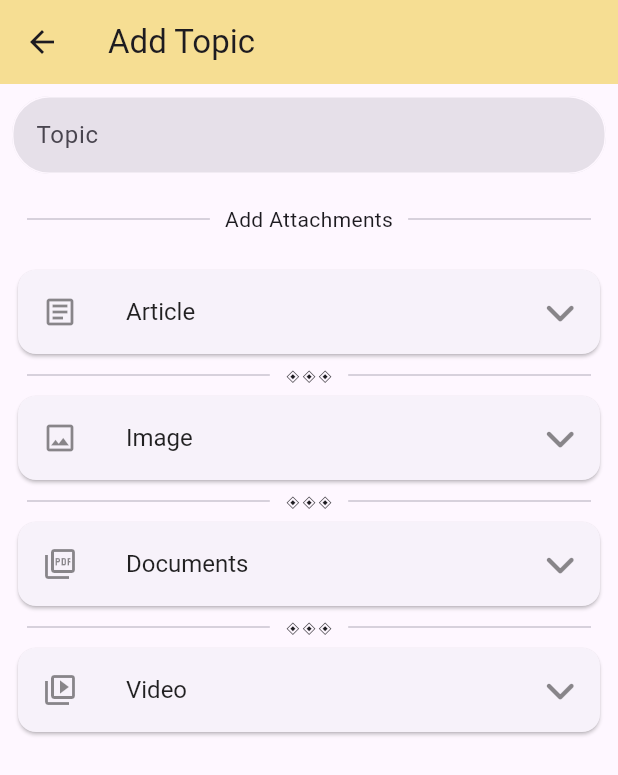
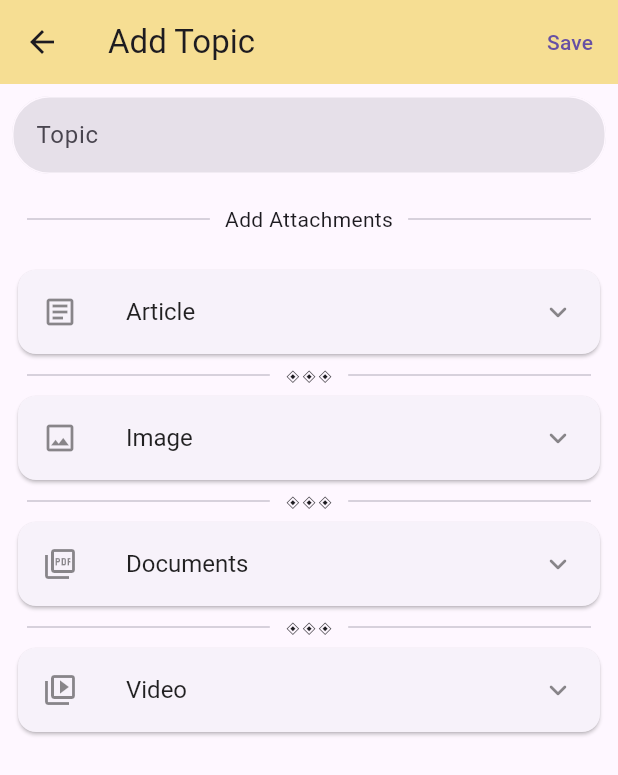
Before and after one commit to sudoadarsh/re_vision, a Flutter app: the screen it shows after launch, on a phone screen of 412 x 824 dp. Shown: the top 775 px of the screen. Run offline on Flutter 3.47's test engine with Material 2 defaults, Android fonts, the phone set to English and light mode, and no system bars; our stand-ins replace bloc, cached_network_image, file_picker, flutter_bloc, open_filex, shared_preferences and 2 more; missing offline and left inert: favicon; accounts and stored records are empty.

Commit message:
-- save functionalities added.

```diff
--- a/lib/constants/icon_constants.dart
+++ b/lib/constants/icon_constants.dart
@@ -1,5 +1,4 @@
 import 'package:flutter/material.dart';
-import 'package:font_awesome_flutter/font_awesome_flutter.dart';
 import 'package:re_vision/constants/color_constants.dart';
 import 'package:re_vision/constants/string_constants.dart';
 
@@ -45,6 +44,6 @@ class IconConstants {
     scale: 15,
   );
   static const Icon save = Icon(Icons.save_outlined, color: ColorConstants.primary);
-  static const FaIcon expand = FaIcon(FontAwesomeIcons.angleDown);
-  static const FaIcon collapse = FaIcon(FontAwesomeIcons.angleUp);
+  static const Icon expand = Icon(Icons.keyboard_arrow_down_rounded);
+  static const Icon collapse = Icon(Icons.keyboard_arrow_up_rounded);
 }
--- a/lib/constants/string_constants.dart
+++ b/lib/constants/string_constants.dart
@@ -58,4 +58,8 @@ class StringConstants {
   static const String tapToOpenWeb = 'Tap to open web-view';
   static const String tapToOpenFile = 'Tap to open the file';
 
+  static const String areYouSure = 'Are you sure want to leave?';
+  static const String consequences = 'You have unsaved content, and will be lost unless you save it';
+  static const String discard = 'Discard';
+
 }
--- a/lib/modules/topic_page/topic_page.dart
+++ b/lib/modules/topic_page/topic_page.dart
@@ -17,6 +17,7 @@ import 'package:re_vision/constants/string_constants.dart';
 import 'package:re_vision/extensions/double_extensions.dart';
 import 'package:re_vision/extensions/widget_extensions.dart';
 import 'package:re_vision/models/attachment_data_dm.dart';
+import 'package:re_vision/state_management/save/save_cubit.dart';
 import 'package:url_launcher/url_launcher.dart';
 
 import '../../base_widgets/base_underline_field.dart';
@@ -27,9 +28,11 @@ import '../../state_management/attachment/attachment_cubit.dart';
 
 // 1. The app bar.
 class _AppBar extends StatefulWidget with PreferredSizeWidget {
-  const _AppBar({Key? key, required this.title}) : super(key: key);
+  const _AppBar({Key? key, required this.title, required this.saveCubit})
+      : super(key: key);
 
   final String title;
+  final SaveCubit saveCubit;
 
   @override
   State<_AppBar> createState() => _AppBarState();
@@ -44,6 +47,20 @@ class _AppBarState extends State<_AppBar> {
     return AppBar(
       backgroundColor: ColorConstants.button,
       title: BaseText(widget.title),
+      actions: [
+        TextButton(
+          onPressed: () {
+            widget.saveCubit.toggleSave();
+          },
+          child: BlocBuilder<SaveCubit, SaveState>(
+            bloc: widget.saveCubit,
+            builder: (context, state) {
+              return BaseText(StringConstants.save,
+                  color: state.isSaved ? ColorConstants.primary : null);
+            },
+          ),
+        ),
+      ],
     );
   }
 }
@@ -180,6 +197,9 @@ class TopicPage extends StatefulWidget {
 }
 
 class _TopicPageState extends State<TopicPage> {
+  // The save cubit.
+  late final SaveCubit _saveCubit;
+
   // 1. Controller for the topic field.
   late final TextEditingController _topicController;
 
@@ -189,6 +209,8 @@ class _TopicPageState extends State<TopicPage> {
   @override
   void initState() {
     _topicController = TextEditingController();
+
+    _saveCubit = SaveCubit();
 
     _list = [
       AttachmentDm(
@@ -215,6 +237,7 @@ class _TopicPageState extends State<TopicPage> {
   @override
   void dispose() {
     _topicController.dispose();
+    _saveCubit.close();
     super.dispose();
   }
 
@@ -269,8 +292,10 @@ class _TopicPageState extends State<TopicPage> {
 
   @override
   Widget build(BuildContext context) {
-    return Scaffold(
-      appBar: const _AppBar(title: "Add Topic"),
+    return WillPopScope(
+      onWillPop: _onWillPop,
+      child: Scaffold(
+        appBar: _AppBar(title: "Add Topic", saveCubit: _saveCubit),
         body: Column(
           children: [
             _TopicField(topicController: _topicController),
@@ -294,6 +319,7 @@ class _TopicPageState extends State<TopicPage> {
             ),
           ],
         ).paddingDefault(),
+      ),
     );
   }
 
@@ -337,6 +363,36 @@ class _TopicPageState extends State<TopicPage> {
     } else {
       // todo: User canceled the picker
     }
+  }
+
+  // To alert the user before leaving the screen.
+  Future<bool> _onWillPop() async {
+    return _saveCubit.state.isSaved
+        ? true
+        : (await showDialog(
+              context: context,
+              builder: (context) => BaseAlertDialog(
+                title: StringConstants.areYouSure,
+                description: StringConstants.consequences,
+                actions: [
+                  TextButton(
+                    onPressed: () {
+                      Navigator.of(context).pop(true);
+                    },
+                    child: const BaseText(StringConstants.discard,
+                        color: ColorConstants.secondary),
+                  ),
+                  TextButton(
+                    onPressed: () {
+                      // Add Login to save the data.
+                    },
+                    child: const BaseText(StringConstants.save,
+                        color: ColorConstants.primary),
+                  )
+                ],
+              ),
+            )) ??
+            false;
   }
 }
 
--- /dev/null
+++ b/lib/state_management/save/save_cubit.dart
@@ -0,0 +1,10 @@
+// ignore: depend_on_referenced_packages
+import 'package:bloc/bloc.dart';
+
+part 'save_state.dart';
+
+class SaveCubit extends Cubit<SaveState> {
+  SaveCubit() : super(SaveState(isSaved: false));
+
+  void toggleSave() => emit (SaveState(isSaved: !state.isSaved));
+}
--- /dev/null
+++ b/lib/state_management/save/save_state.dart
@@ -0,0 +1,7 @@
+part of 'save_cubit.dart';
+
+class SaveState {
+  final bool isSaved;
+
+  SaveState({required this.isSaved});
+}
--- a/pubspec.yaml
+++ b/pubspec.yaml
@@ -42,7 +42,6 @@ dependencies:
   flutter_bloc: ^8.1.1
   favicon: ^1.1.0
   cached_network_image: ^3.2.2
-  font_awesome_flutter: ^10.2.1
   url_launcher: ^6.1.6
   file_picker: ^5.2.0+1
   open_filex: ^4.1.1
```
Also changed, not shown: pubspec.lock. Lines whose indentation alone changed are shown as unchanged.
